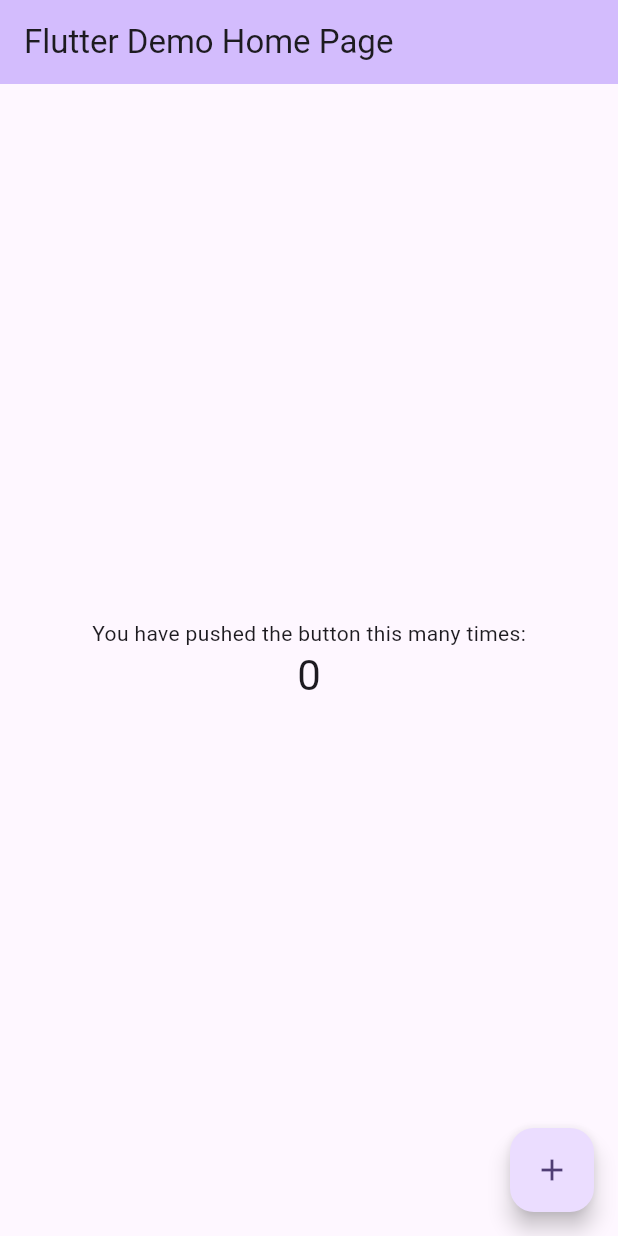
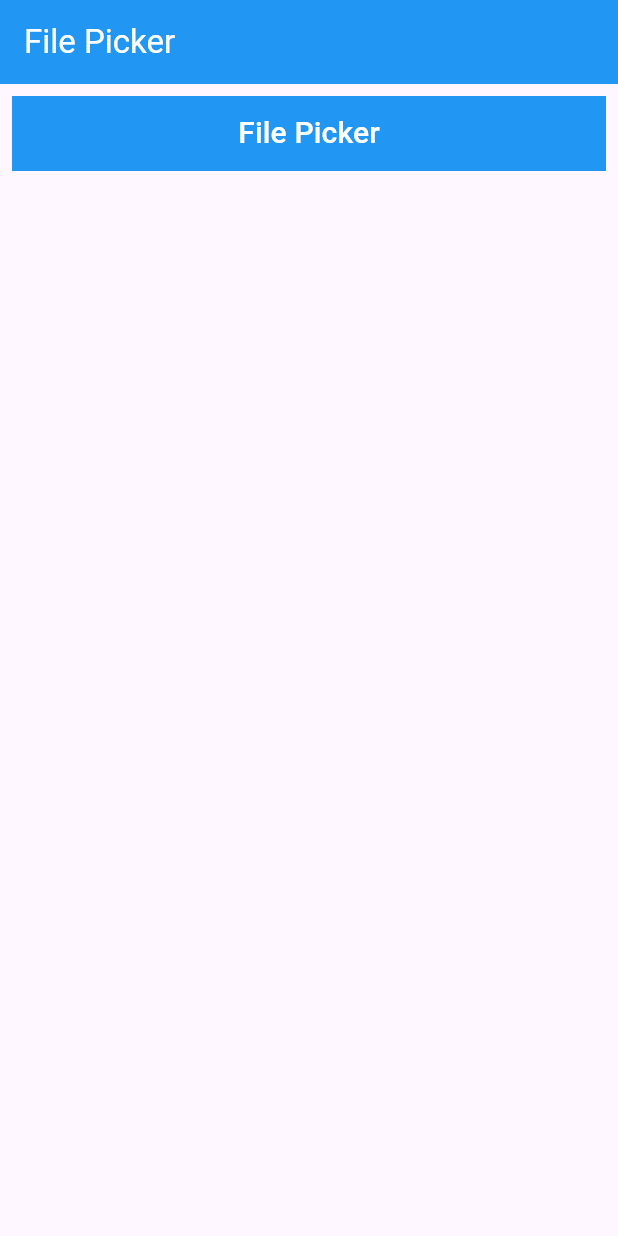
Before and after one commit to OmarMushtaha2020/file_picker_example, a Flutter app: the screen it shows after launch, on a phone screen of 412 x 824 dp. Run offline on Flutter 3.47's test engine with Material 3 defaults, Android fonts, the phone set to English and light mode, and no system bars.

Commit message:
setup file picker example

```diff
--- a/lib/main.dart
+++ b/lib/main.dart
@@ -11,42 +11,19 @@ class MyApp extends StatelessWidget {
   @override
   Widget build(BuildContext context) {
     return MaterialApp(
-      title: 'Flutter Demo',
+      debugShowCheckedModeBanner: false,
       theme: ThemeData(
-        // This is the theme of your application.
-        //
-        // TRY THIS: Try running your application with "flutter run". You'll see
-        // the application has a purple toolbar. Then, without quitting the app,
-        // try changing the seedColor in the colorScheme below to Colors.green
-        // and then invoke "hot reload" (save your changes or press the "hot
-        // reload" button in a Flutter-supported IDE, or press "r" if you used
-        // the command line to start the app).
-        //
-        // Notice that the counter didn't reset back to zero; the application
-        // state is not lost during the reload. To reset the state, use hot
-        // restart instead.
-        //
-        // This works for code too, not just values: Most code changes can be
-        // tested with just a hot reload.
+
         colorScheme: ColorScheme.fromSeed(seedColor: Colors.deepPurple),
         useMaterial3: true,
       ),
-      home: const MyHomePage(title: 'Flutter Demo Home Page'),
+      home: const MyHomePage(title: 'File Picker'),
     );
   }
 }
 
 class MyHomePage extends StatefulWidget {
   const MyHomePage({super.key, required this.title});
-
-  // This widget is the home page of your application. It is stateful, meaning
-  // that it has a State object (defined below) that contains fields that affect
-  // how it looks.
-
-  // This class is the configuration for the state. It holds the values (in this
-  // case the title) provided by the parent (in this case the App widget) and
-  // used by the build method of the State. Fields in a Widget subclass are
-  // always marked "final".
 
   final String title;
 
@@ -55,18 +32,7 @@ class MyHomePage extends StatefulWidget {
 }
 
 class _MyHomePageState extends State<MyHomePage> {
-  int _counter = 0;
 
-  void _incrementCounter() {
-    setState(() {
-      // This call to setState tells the Flutter framework that something has
-      // changed in this State, which causes it to rerun the build method below
-      // so that the display can reflect the updated values. If we changed
-      // _counter without calling setState(), then the build method would not be
-      // called again, and so nothing would appear to happen.
-      _counter++;
-    });
-  }
 
   @override
   Widget build(BuildContext context) {
@@ -81,45 +47,21 @@ class _MyHomePageState extends State<MyHomePage> {
         // TRY THIS: Try changing the color here to a specific color (to
         // Colors.amber, perhaps?) and trigger a hot reload to see the AppBar
         // change color while the other colors stay the same.
-        backgroundColor: Theme.of(context).colorScheme.inversePrimary,
+        backgroundColor: Colors.blue,
         // Here we take the value from the MyHomePage object that was created by
         // the App.build method, and use it to set our appbar title.
-        title: Text(widget.title),
+        title: Text(widget.title,style: TextStyle(
+          color: Colors.white
+        ),),
       ),
-      body: Center(
-        // Center is a layout widget. It takes a single child and positions it
-        // in the middle of the parent.
-        child: Column(
-          // Column is also a layout widget. It takes a list of children and
-          // arranges them vertically. By default, it sizes itself to fit its
-          // children horizontally, and tries to be as tall as its parent.
-          //
-          // Column has various properties to control how it sizes itself and
-          // how it positions its children. Here we use mainAxisAlignment to
-          // center the children vertically; the main axis here is the vertical
-          // axis because Columns are vertical (the cross axis would be
-          // horizontal).
-          //
-          // TRY THIS: Invoke "debug painting" (choose the "Toggle Debug Paint"
-          // action in the IDE, or press "p" in the console), to see the
-          // wireframe for each widget.
-          mainAxisAlignment: MainAxisAlignment.center,
-          children: <Widget>[
-            const Text(
-              'You have pushed the button this many times:',
-            ),
-            Text(
-              '$_counter',
-              style: Theme.of(context).textTheme.headlineMedium,
-            ),
-          ],
-        ),
-      ),
-      floatingActionButton: FloatingActionButton(
-        onPressed: _incrementCounter,
-        tooltip: 'Increment',
-        child: const Icon(Icons.add),
-      ), // This trailing comma makes auto-formatting nicer for build methods.
+      body:Column(
+        children: [
+          Padding(
+            padding: const EdgeInsets.all(8.0),
+            child: Container(width: double.infinity,height: 50,color: Colors.blue,child: MaterialButton(onPressed: (){},child: const Text("File Picker",style: TextStyle(color: Colors.white,fontSize: 20),),)),
+          ),
+        ],
+      )
     );
   }
 }
--- a/pubspec.yaml
+++ b/pubspec.yaml
@@ -1,4 +1,4 @@
-name: file_picker
+name: my_file_picker_app
 description: "A new Flutter project."
 # The following line prevents the package from being accidentally published to
 # pub.dev using `flutter pub publish`. This is preferred for private packages.
@@ -35,6 +35,7 @@ dependencies:
   # The following adds the Cupertino Icons font to your application.
   # Use with the CupertinoIcons class for iOS style icons.
   cupertino_icons: ^1.0.6
+  file_picker: ^3.0.0
 
 dev_dependencies:
   flutter_test:
```
Also changed, not shown: pubspec.lock, 6 other files.
